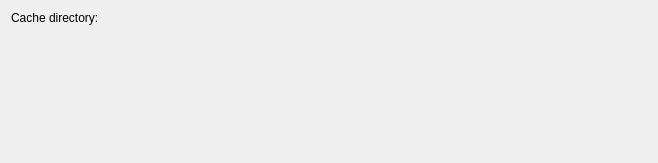
This is Base/QTGUI/Resources/UI/qSlicerSettingsRemoteDataPanel.ui in gezidan/Slicer as Qt 5 draws it before an edit. The edited form follows.
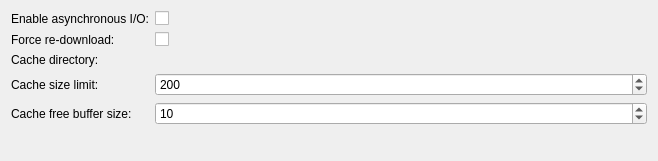
This is the edited form. Custom widgets are drawn as their Qt base class.

Commit message: Store remote data panel settings that were not needed

```diff
--- a/Base/QTGUI/Resources/UI/qSlicerSettingsRemoteDataPanel.ui
+++ b/Base/QTGUI/Resources/UI/qSlicerSettingsRemoteDataPanel.ui
@@ -7,7 +7,7 @@
     <x>0</x>
     <y>0</y>
     <width>658</width>
-    <height>163</height>
+    <height>161</height>
    </rect>
   </property>
   <property name="windowTitle">
@@ -17,15 +17,77 @@
    <property name="fieldGrowthPolicy">
     <enum>QFormLayout::AllNonFixedFieldsGrow</enum>
    </property>
-   <item row="1" column="0">
+   <item row="0" column="0">
+    <widget class="QLabel" name="EnableAsynchronousIOLabel">
+     <property name="text">
+      <string>Enable asynchronous I/O:</string>
+     </property>
+    </widget>
+   </item>
+   <item row="0" column="1">
+    <widget class="QCheckBox" name="EnableAsynchronousIOCheckBox">
+     <property name="text">
+      <string/>
+     </property>
+    </widget>
+   </item>
+   <item row="2" column="0">
+    <widget class="QLabel" name="ForceRedownloadLabel">
+     <property name="text">
+      <string>Force re-download:</string>
+     </property>
+    </widget>
+   </item>
+   <item row="2" column="1">
+    <widget class="QCheckBox" name="ForceRedownloadCheckBox">
+     <property name="text">
+      <string/>
+     </property>
+    </widget>
+   </item>
+   <item row="3" column="0">
     <widget class="QLabel" name="CacheDirectoryLabel">
      <property name="text">
       <string>Cache directory:</string>
      </property>
     </widget>
    </item>
-   <item row="1" column="1">
-    <widget class="ctkDirectoryButton" name="CacheDirectoryButton" native="true"/>
+   <item row="3" column="1">
+    <widget class="ctkDirectoryButton" name="CacheDirectoryButton"/>
+   </item>
+   <item row="4" column="0">
+    <widget class="QLabel" name="CacheSizeLimitLabel">
+     <property name="text">
+      <string>Cache size limit:</string>
+     </property>
+    </widget>
+   </item>
+   <item row="5" column="0">
+    <widget class="QLabel" name="CacheFreeBufferSizeLabel">
+     <property name="text">
+      <string>Cache free buffer size:</string>
+     </property>
+    </widget>
+   </item>
+   <item row="4" column="1">
+    <widget class="QSpinBox" name="CacheSizeLimitSpinBox">
+     <property name="maximum">
+      <number>1000</number>
+     </property>
+     <property name="value">
+      <number>200</number>
+     </property>
+    </widget>
+   </item>
+   <item row="5" column="1">
+    <widget class="QSpinBox" name="CacheFreeBufferSizeSpinBox">
+     <property name="maximum">
+      <number>900</number>
+     </property>
+     <property name="value">
+      <number>10</number>
+     </property>
+    </widget>
    </item>
   </layout>
  </widget>
```
The commit also changes 2 other files.
